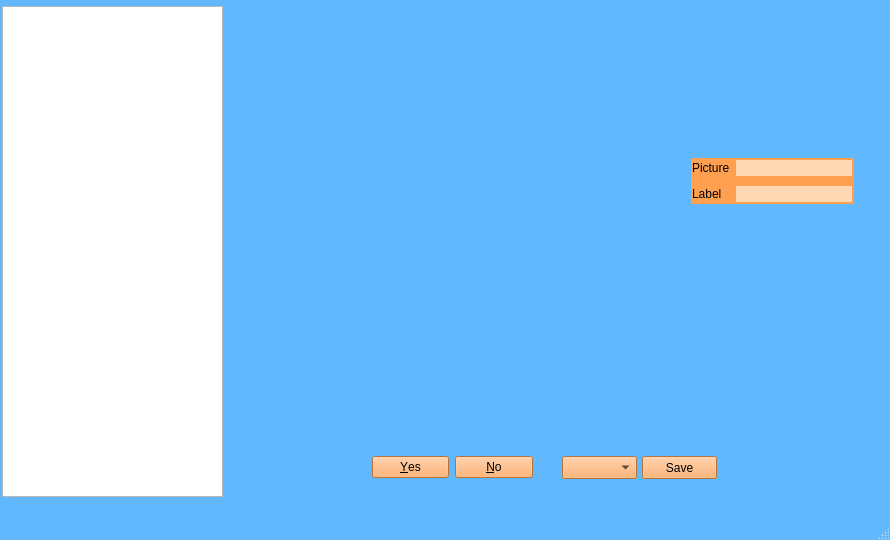
Old version of the form data/ui/mainwindow.ui in the repository ablacklama/FaceLabeler.
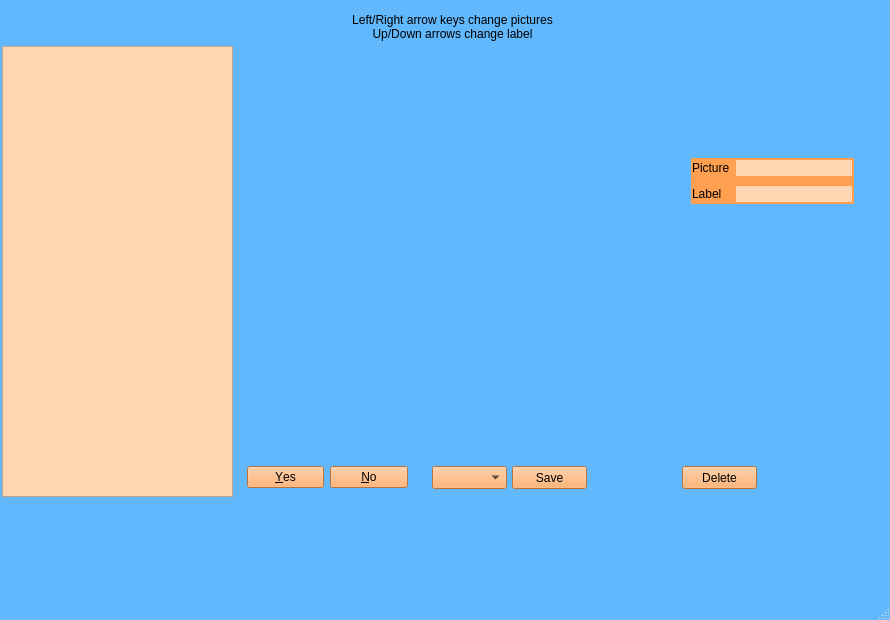
New version of the form.

Commit message: added deleting of elements in edit window.

```diff
--- a/data/ui/mainwindow.ui
+++ b/data/ui/mainwindow.ui
@@ -13,7 +13,7 @@
     <x>0</x>
     <y>0</y>
     <width>890</width>
-    <height>540</height>
+    <height>620</height>
    </rect>
   </property>
   <property name="sizePolicy">
@@ -55,7 +55,7 @@
 QTabBar::Tab{background:rgb(98, 184, 253);}
 QWidget#captureTab{background:rgb(98, 184, 253);}
 QWidget#editingTab{background:rgb(98, 184, 253);}
-</string>
+QListView{background:rgb(255, 215, 179)}</string>
   </property>
   <property name="iconSize">
    <size>
@@ -391,21 +391,11 @@
        <string/>
       </property>
      </widget>
-     <widget class="QListView" name="listView">
-      <property name="geometry">
-       <rect>
-        <x>10</x>
-        <y>10</y>
-        <width>221</width>
-        <height>491</height>
-       </rect>
-      </property>
-     </widget>
      <widget class="QDialogButtonBox" name="editPicNav">
       <property name="geometry">
        <rect>
-        <x>380</x>
-        <y>460</y>
+        <x>255</x>
+        <y>470</y>
         <width>161</width>
         <height>23</height>
        </rect>
@@ -423,8 +413,8 @@
      <widget class="QComboBox" name="editLabelSelector">
       <property name="geometry">
        <rect>
-        <x>570</x>
-        <y>460</y>
+        <x>440</x>
+        <y>470</y>
         <width>75</width>
         <height>23</height>
        </rect>
@@ -501,8 +491,8 @@
      <widget class="QPushButton" name="editSaveButton">
       <property name="geometry">
        <rect>
-        <x>650</x>
-        <y>460</y>
+        <x>520</x>
+        <y>470</y>
         <width>75</width>
         <height>23</height>
        </rect>
@@ -511,6 +501,46 @@
        <string>Save</string>
       </property>
      </widget>
+     <widget class="QListWidget" name="pathList">
+      <property name="geometry">
+       <rect>
+        <x>10</x>
+        <y>50</y>
+        <width>231</width>
+        <height>451</height>
+       </rect>
+      </property>
+     </widget>
+     <widget class="QLabel" name="label_3">
+      <property name="geometry">
+       <rect>
+        <x>260</x>
+        <y>10</y>
+        <width>401</width>
+        <height>41</height>
+       </rect>
+      </property>
+      <property name="text">
+       <string>Left/Right arrow keys change pictures
+Up/Down arrows change label</string>
+      </property>
+      <property name="alignment">
+       <set>Qt::AlignCenter</set>
+      </property>
+     </widget>
+     <widget class="QPushButton" name="editDelete">
+      <property name="geometry">
+       <rect>
+        <x>690</x>
+        <y>470</y>
+        <width>75</width>
+        <height>23</height>
+       </rect>
+      </property>
+      <property name="text">
+       <string>Delete</string>
+      </property>
+     </widget>
      <zorder>labelBackground</zorder>
      <zorder>editPicDisplay</zorder>
      <zorder>listView</zorder>
```
Left out of the diff: 7 changed lines with no effect on the pictures. The commit also changes 3 other files.
